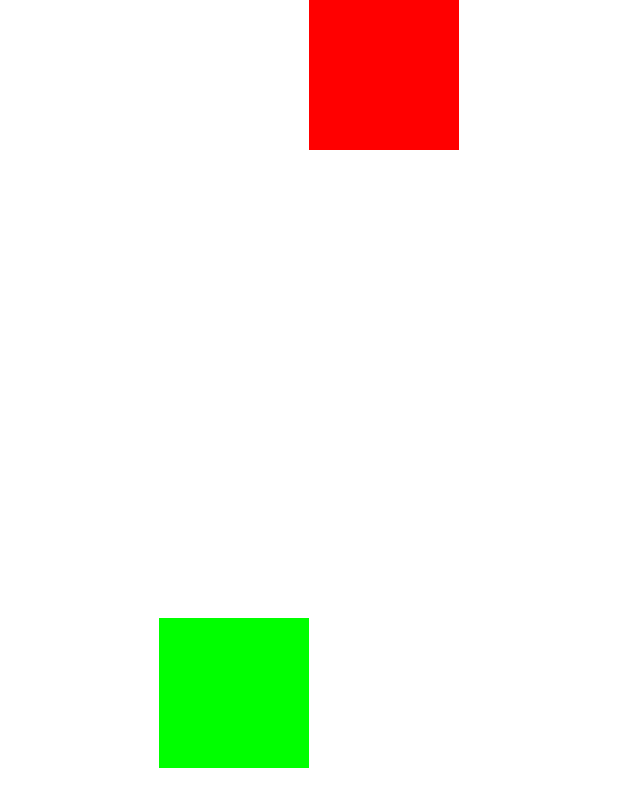
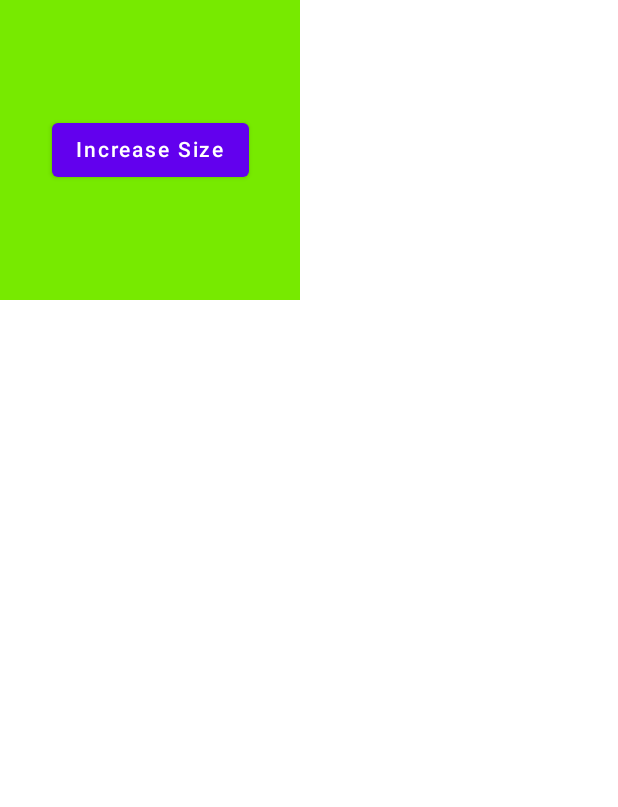
Before and after one commit to hanselgunawan/jetpack-compose, an Android app built with Jetpack Compose: the screen it shows after launch (MainActivity), on a phone screen of 412 x 824 dp. Shown: the top 807 px of the screen. Run offline under Robolectric (Android 15) with nearby library versions, the phone set to English and light mode, and no system bars; our stand-ins replace constraintlayout-compose.

Commit message:
Animations - Jetpack Compose

```diff
--- a/app/src/main/java/com/example/jetpackcompose/MainActivity.kt
+++ b/app/src/main/java/com/example/jetpackcompose/MainActivity.kt
@@ -3,6 +3,17 @@ package com.example.jetpackcompose
 import android.os.Bundle
 import androidx.activity.ComponentActivity
 import androidx.activity.compose.setContent
+import androidx.compose.animation.animateColor
+import androidx.compose.animation.core.FastOutLinearInEasing
+import androidx.compose.animation.core.LinearEasing
+import androidx.compose.animation.core.RepeatMode
+import androidx.compose.animation.core.Spring
+import androidx.compose.animation.core.animateDpAsState
+import androidx.compose.animation.core.infiniteRepeatable
+import androidx.compose.animation.core.keyframes
+import androidx.compose.animation.core.rememberInfiniteTransition
+import androidx.compose.animation.core.spring
+import androidx.compose.animation.core.tween
 import androidx.compose.foundation.background
 import androidx.compose.foundation.layout.Arrangement
 import androidx.compose.foundation.layout.Box
@@ -12,6 +23,7 @@ import androidx.compose.foundation.layout.fillMaxSize
 import androidx.compose.foundation.layout.fillMaxWidth
 import androidx.compose.foundation.layout.height
 import androidx.compose.foundation.layout.padding
+import androidx.compose.foundation.layout.size
 import androidx.compose.foundation.lazy.LazyColumn
 import androidx.compose.foundation.lazy.itemsIndexed
 import androidx.compose.foundation.rememberScrollState
@@ -21,6 +33,7 @@ import androidx.compose.material.Scaffold
 import androidx.compose.material.Text
 import androidx.compose.material.TextField
 import androidx.compose.material.rememberScaffoldState
+import androidx.compose.runtime.Composable
 import androidx.compose.runtime.getValue
 import androidx.compose.runtime.mutableStateOf
 import androidx.compose.runtime.remember
@@ -44,34 +57,53 @@ class MainActivity : ComponentActivity() {
     override fun onCreate(savedInstanceState: Bundle?) {
         super.onCreate(savedInstanceState)
         setContent {
-            val constraints = ConstraintSet {
-                val greenBox = createRefFor("greenbox")
-                val redBox = createRefFor("redbox")
-                val guideline = createGuidelineFromTop(0.5f)
+            var sizeState by remember {
+                mutableStateOf(200.dp)
+            }
+            val size by animateDpAsState(
+                targetValue = sizeState,
 
-                constrain(greenBox) {
-                    top.linkTo(guideline)
-                    start.linkTo(parent.start)
-                    width = Dimension.value(100.dp)
-                    height = Dimension.value(100.dp)
+                // Tween Animation
+//                animationSpec = tween(
+//                    durationMillis = 1000,
+//                    delayMillis = 300,
+//                    easing = LinearEasing
+//                )
+
+                // Bouncy Animation
+//                spring(
+//                    Spring.DampingRatioHighBouncy
+//                )
+
+                // Keyframes Animation
+//                keyframes {
+//                    durationMillis = 5000
+//                    sizeState at 0 with LinearEasing
+//                    sizeState * 1.5f at 1000 with FastOutLinearInEasing
+//                    sizeState * 2f at 5000
+//                }
+                tween(
+                    durationMillis = 1000
+                )
+            )
+            val infiniteTransition = rememberInfiniteTransition()
+            val color by infiniteTransition.animateColor(
+                initialValue = Color.Red,
+                targetValue = Color.Green,
+                animationSpec = infiniteRepeatable(
+                    tween(durationMillis = 2000),
+                    repeatMode = RepeatMode.Reverse
+                )
+            )
+            Box(modifier = Modifier
+                .size(size)
+                .background(color),
+            contentAlignment = Alignment.Center) {
+                Button(onClick = {
+                    sizeState += 50.dp
+                }) {
+                    Text(text = "Increase Size")
                 }
-
-                constrain(redBox) {
-                    top.linkTo(parent.top)
-                    start.linkTo(greenBox.end)
-                    width = Dimension.value(100.dp)
-                    height = Dimension.value(100.dp)
-                }
-
-                createHorizontalChain(greenBox, redBox, chainStyle = ChainStyle.Packed)
-            }
-            ConstraintLayout(constraints, modifier = Modifier.fillMaxSize()) {
-                Box(modifier = Modifier
-                    .background(Color.Green)
-                    .layoutId("greenbox"))
-                Box(modifier = Modifier
-                    .background(Color.Red)
-                    .layoutId("redbox"))
             }
         }
     }
```
